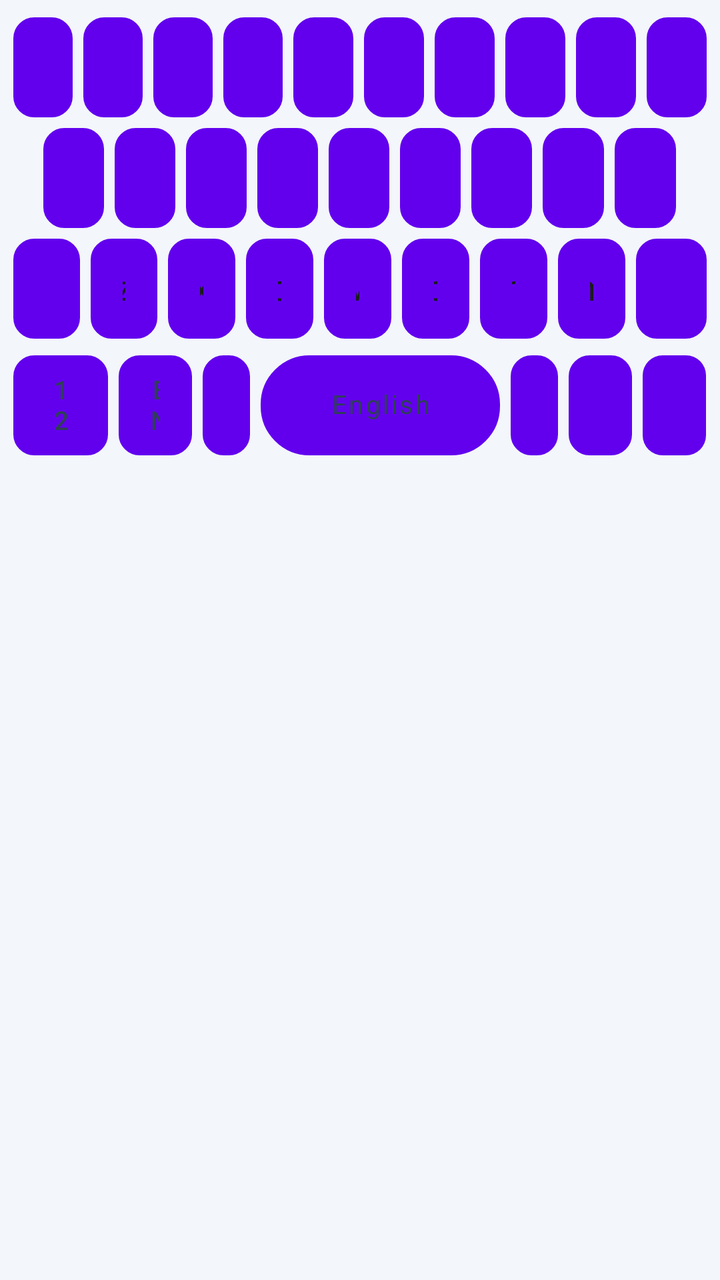
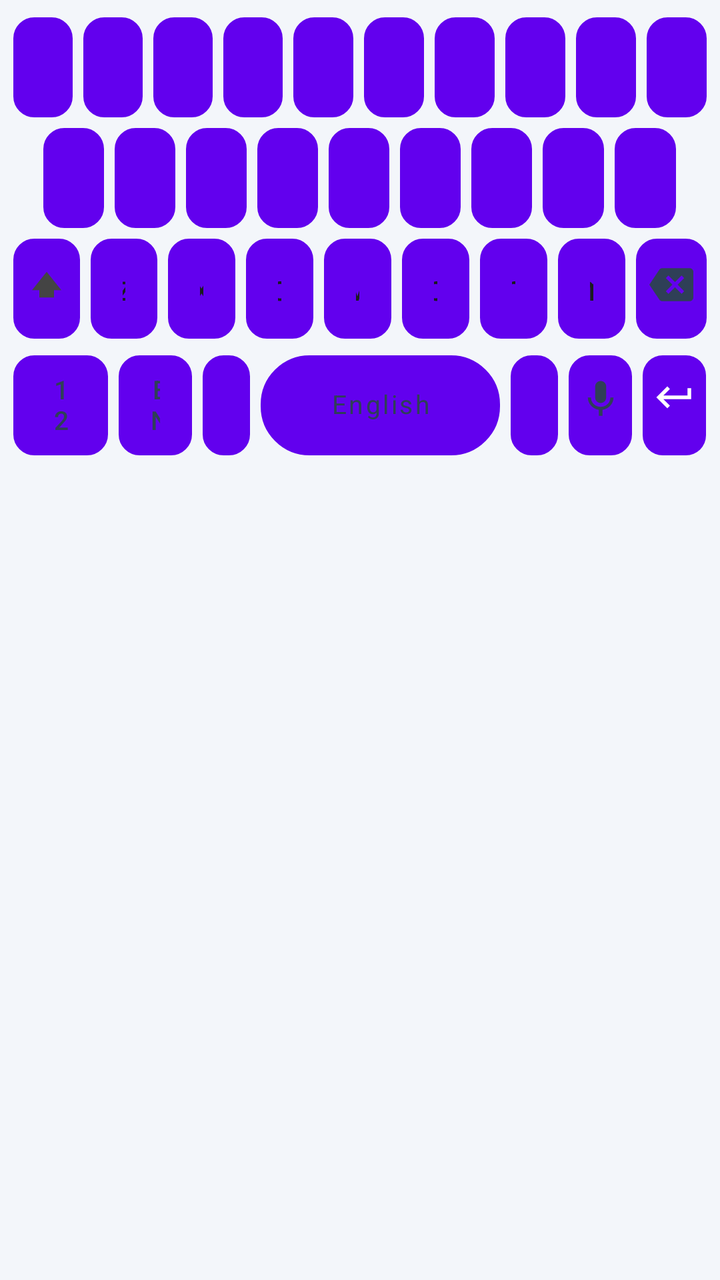

Compare the two renders of this Android layout. The source of the first and the diff that turns it into the second are given below.
<!-- AndroidManifest.xml: fallback theme Theme.MaterialComponents.DayNight.NoActionBar -->
<!-- res/layout/keyboard_view.xml -->
<?xml version="1.0" encoding="utf-8"?>
<LinearLayout xmlns:android="http://schemas.android.com/apk/res/android"
    android:layout_width="match_parent"
    android:layout_height="wrap_content"
    android:background="@color/kb_bg_light"
    android:clipToPadding="false"
    android:orientation="vertical"
    android:paddingStart="4dp"
    android:paddingEnd="4dp"
    android:paddingTop="6dp">

    
    <LinearLayout
        android:layout_width="match_parent"
        android:layout_height="wrap_content"
        android:orientation="horizontal">

        <Button android:id="@+id/key_q" style="@style/KeyboardButton" android:text="q" />
        <Button android:id="@+id/key_w" style="@style/KeyboardButton" android:text="w" />
        <Button android:id="@+id/key_e" style="@style/KeyboardButton" android:text="e" />
        <Button android:id="@+id/key_r" style="@style/KeyboardButton" android:text="r" />
        <Button android:id="@+id/key_t" style="@style/KeyboardButton" android:text="t" />
        <Button android:id="@+id/key_y" style="@style/KeyboardButton" android:text="y" />
        <Button android:id="@+id/key_u" style="@style/KeyboardButton" android:text="u" />
        <Button android:id="@+id/key_i" style="@style/KeyboardButton" android:text="i" />
        <Button android:id="@+id/key_o" style="@style/KeyboardButton" android:text="o" />
        <Button android:id="@+id/key_p" style="@style/KeyboardButton" android:text="p" />
    </LinearLayout>

    
    
    <LinearLayout
        android:layout_width="match_parent"
        android:layout_height="wrap_content"
        android:orientation="horizontal">

        
        <View
            android:layout_width="0dp"
            android:layout_height="0dp"
            android:layout_weight="0.5" />

        <Button android:id="@+id/key_a" style="@style/KeyboardButton" android:text="a" />
        <Button android:id="@+id/key_s" style="@style/KeyboardButton" android:text="s" />
        <Button android:id="@+id/key_d" style="@style/KeyboardButton" android:text="d" />
        <Button android:id="@+id/key_f" style="@style/KeyboardButton" android:text="f" />
        <Button android:id="@+id/key_g" style="@style/KeyboardButton" android:text="g" />
        <Button android:id="@+id/key_h" style="@style/KeyboardButton" android:text="h" />
        <Button android:id="@+id/key_j" style="@style/KeyboardButton" android:text="j" />
        <Button android:id="@+id/key_k" style="@style/KeyboardButton" android:text="k" />
        <Button android:id="@+id/key_l" style="@style/KeyboardButton" android:text="l" />

        <View
            android:layout_width="0dp"
            android:layout_height="0dp"
            android:layout_weight="0.5" />
    </LinearLayout>

    
    <LinearLayout
        android:layout_width="match_parent"
        android:layout_height="wrap_content"
        android:baselineAligned="false"
        android:gravity="center_vertical"
        android:layout_marginBottom="3dp"
        android:orientation="horizontal">

        
        <Button
            android:id="@+id/key_shift"
            style="@style/KeyboardButtonShift"
            android:text=""
            android:drawableStart="@drawable/ic_shift"
            android:drawablePadding="0dp" />

        <Button android:id="@+id/key_z" style="@style/KeyboardButton" android:text="z" />
        <Button android:id="@+id/key_x" style="@style/KeyboardButton" android:text="x" />
        <Button android:id="@+id/key_c" style="@style/KeyboardButton" android:text="c" />
        <Button android:id="@+id/key_v" style="@style/KeyboardButton" android:text="v" />
        <Button android:id="@+id/key_b" style="@style/KeyboardButton" android:text="b" />
        <Button android:id="@+id/key_n" style="@style/KeyboardButton" android:text="n" />
        <Button android:id="@+id/key_m" style="@style/KeyboardButton" android:text="m" />

        <Button
            android:id="@+id/key_backspace"
            style="@style/KeyboardButtonIcon"
            android:text=""
            android:drawableStart="@drawable/ic_backspace"
            android:drawablePadding="0dp" />
    </LinearLayout>

    
    <LinearLayout
        android:layout_width="match_parent"
        android:layout_height="wrap_content"
        android:baselineAligned="false"
        android:gravity="center_vertical"
        android:orientation="horizontal"
        android:paddingBottom="2dp">

        <Button
            android:id="@+id/key_symbols"
            style="@style/KeyboardButtonBottomSmall"
            android:text="123" />

        <Button
            android:id="@+id/key_language"
            style="@style/KeyboardButtonLanguage"
            android:text="EN" />

        <Button
            android:id="@+id/key_comma"
            style="@style/KeyboardButtonFunctional"
            android:layout_weight="0.68"
            android:text="," />

        <Button
            android:id="@+id/key_space"
            style="@style/KeyboardButtonSpace"
            android:text="English" />

        <Button
            android:id="@+id/key_dot"
            style="@style/KeyboardButtonFunctional"
            android:layout_weight="0.68"
            android:text="." />

        <Button
            android:id="@+id/key_voice"
            style="@style/KeyboardButtonMic"
            android:text=""
            android:drawableStart="@drawable/ic_mic"
            android:drawablePadding="0dp" />

        <Button
            android:id="@+id/key_enter"
            style="@style/KeyboardButtonEnter"
            android:layout_weight="0.9"
            android:text=""
            android:drawableStart="@drawable/ic_enter"
            android:drawablePadding="0dp" />
    </LinearLayout>

</LinearLayout>
<!-- resources referenced by this layout -->
<resources>
  <color name="kb_bg_light">#F3F6FA</color>
  <!-- drawable ic_enter (drawable) -->
  <?xml version="1.0" encoding="utf-8"?>
  <vector xmlns:android="http://schemas.android.com/apk/res/android"
      android:width="22dp"
      android:height="22dp"
      android:viewportWidth="24"
      android:viewportHeight="24">
      <path
          android:fillColor="#FFFFFF"
          android:pathData="M19,7v4H5.83l3.58,-3.59L8,6l-6,6 6,6 1.41,-1.41L5.83,13H21V7z" />
  </vector>
  <!-- drawable ic_shift (drawable) -->
  <?xml version="1.0" encoding="utf-8"?>
  <vector xmlns:android="http://schemas.android.com/apk/res/android"
      android:width="22dp"
      android:height="22dp"
      android:viewportWidth="24"
      android:viewportHeight="24">
      <path
          android:fillColor="#444444"
          android:pathData="M4,15h4v4h8v-4h4L12,5L4,15z" />
  </vector>
  <style name="KeyboardButtonBottomSmall" parent="KeyboardButtonFunctional">
          <item name="android:layout_weight">1.35</item>
          <item name="android:textSize">13sp</item>
      </style>
  <style name="KeyboardButtonEnter" parent="KeyboardButton">
          <item name="android:layout_weight">0.95</item>
          <item name="android:background">@drawable/key_background_enter</item>
          <item name="android:textColor">@color/kb_enter_text</item>
          <item name="android:textSize">0sp</item>
          <item name="android:paddingTop">4dp</item>
          <item name="android:paddingBottom">4dp</item>
          <item name="android:gravity">center</item>
          <item name="android:drawableTint">@color/kb_enter_text</item>
      </style>
  <style name="KeyboardButtonFunctional" parent="KeyboardButton">
          <item name="android:background">@drawable/key_background_functional</item>
          <item name="android:textColor">@color/kb_text_functional_light</item>
          <item name="android:textSize">14sp</item>
          <item name="android:fontFamily">sans-serif-medium</item>
      </style>
  <style name="KeyboardButtonIcon" parent="KeyboardButtonFunctional">
          <item name="android:layout_weight">1.04</item>
          <item name="android:paddingTop">6dp</item>
          <item name="android:paddingBottom">6dp</item>
          <item name="android:textSize">0sp</item>
          <item name="android:gravity">center</item>
          <item name="android:drawableTint">@color/kb_icon_light</item>
      </style>
  <style name="KeyboardButtonLanguage" parent="KeyboardButtonFunctional">
          <item name="android:layout_weight">1.05</item>
          <item name="android:textSize">13sp</item>
      </style>
  <style name="KeyboardButtonMic" parent="KeyboardButtonFunctional">
          <item name="android:layout_weight">0.9</item>
          <item name="android:paddingTop">5dp</item>
          <item name="android:paddingBottom">5dp</item>
          <item name="android:textSize">0sp</item>
          <item name="android:gravity">center</item>
          <item name="android:drawableTint">@color/kb_icon_light</item>
      </style>
  <style name="KeyboardButtonShift" parent="KeyboardButtonIcon">
          <item name="android:layout_weight">1.0</item>
          <item name="android:drawableTint">@null</item>
      </style>
  <style name="KeyboardButtonSpace" parent="KeyboardButton">
          <item name="android:layout_weight">3.4</item>
          <item name="android:background">@drawable/key_background_space</item>
          <item name="android:textSize">13sp</item>
          <item name="android:textColor">@color/kb_text_functional_light</item>
          <item name="android:fontFamily">sans-serif</item>
      </style>
  <color name="kb_text_primary_light">#1A1C1E</color>
  <color name="kb_enter_text">#FFFFFF</color>
  <color name="kb_text_functional_light">#2F3F57</color>
  <color name="kb_icon_light">#2F3F57</color>
  <color name="kb_ripple_light">#1F0B57D0</color>
  <color name="kb_key_light">#FFFFFF</color>
  <color name="kb_key_stroke_light">#D5DEE8</color>
  <color name="kb_accent">#0B57D0</color>
  <color name="kb_key_functional_light">#EAF1FA</color>
  <!-- unchanged entries left out for length: 7 -->
</resources>

<!-- the commit's change to res/layout/keyboard_view.xml (unified diff, before → after) -->
@@ -70,7 +70,7 @@
             android:id="@+id/key_shift"
             style="@style/KeyboardButtonShift"
             android:text=""
-            android:drawableStart="@drawable/ic_shift"
+            android:drawableTop="@drawable/ic_shift"
             android:drawablePadding="0dp" />
 
         <Button android:id="@+id/key_z" style="@style/KeyboardButton" android:text="z" />
@@ -85,7 +85,7 @@
             android:id="@+id/key_backspace"
             style="@style/KeyboardButtonIcon"
             android:text=""
-            android:drawableStart="@drawable/ic_backspace"
+            android:drawableTop="@drawable/ic_backspace"
             android:drawablePadding="0dp" />
     </LinearLayout>
 
@@ -129,7 +129,7 @@
             android:id="@+id/key_voice"
             style="@style/KeyboardButtonMic"
             android:text=""
-            android:drawableStart="@drawable/ic_mic"
+            android:drawableTop="@drawable/ic_mic"
             android:drawablePadding="0dp" />
 
         <Button
@@ -137,7 +137,7 @@
             style="@style/KeyboardButtonEnter"
             android:layout_weight="0.9"
             android:text=""
-            android:drawableStart="@drawable/ic_enter"
+            android:drawableTop="@drawable/ic_enter"
             android:drawablePadding="0dp" />
     </LinearLayout>
 
